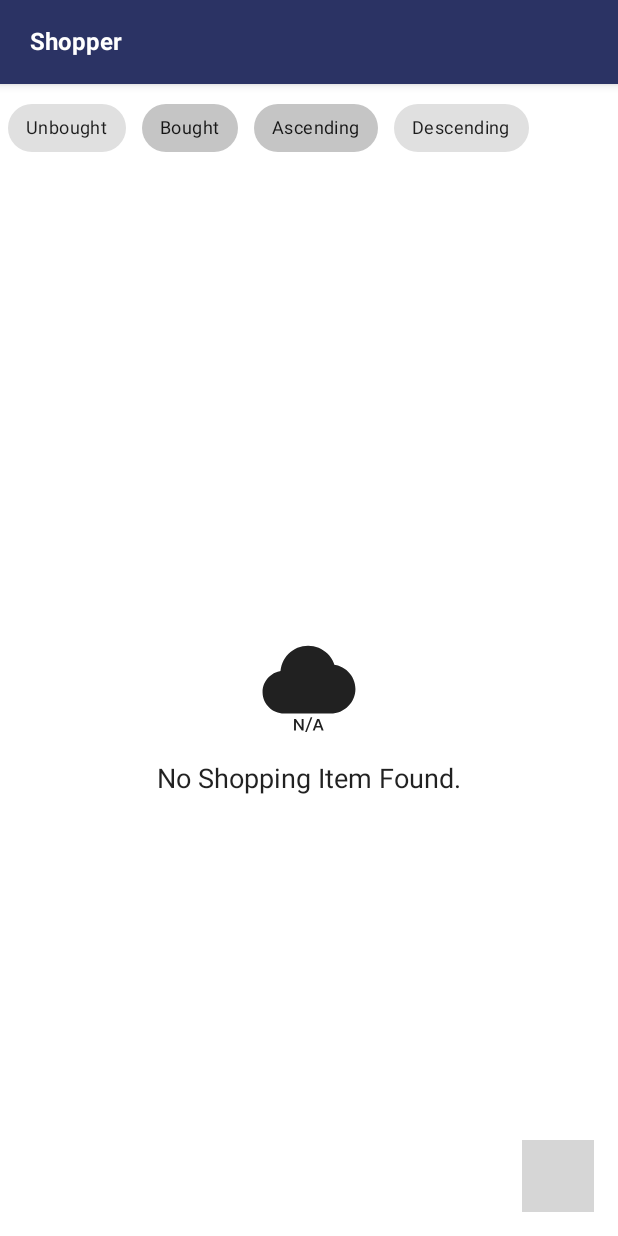
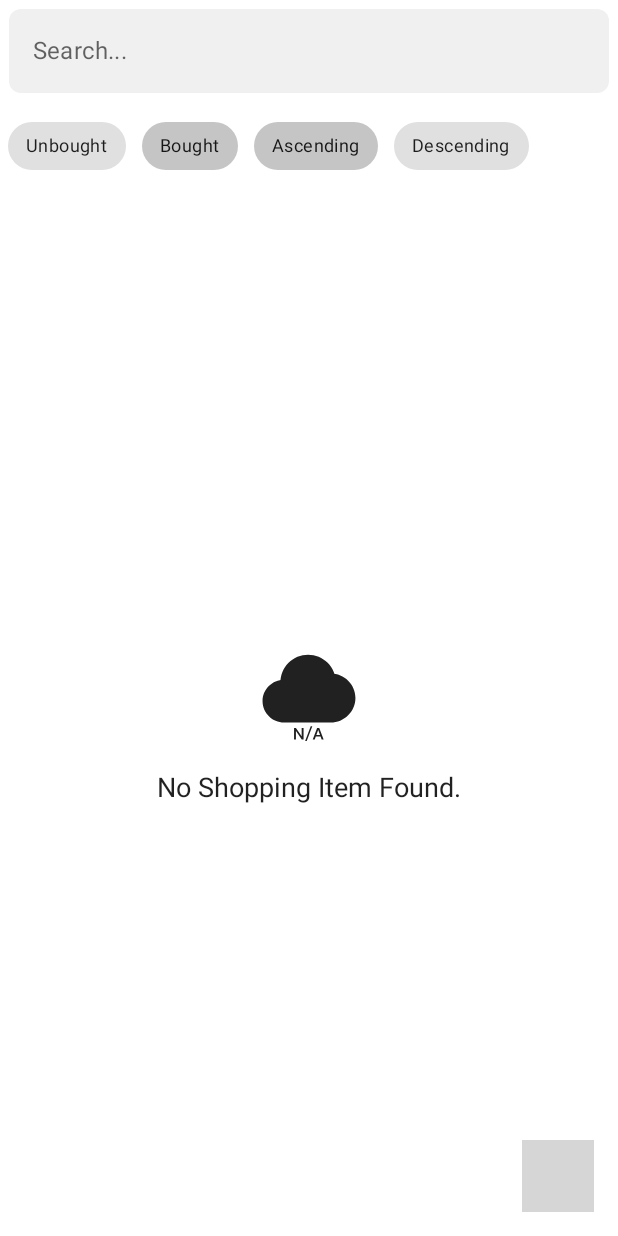
Before and after one commit to sahilk01/Shopper, an Android app built with Jetpack Compose: the composable ShoppingListScreen shown on its own in the app's theme, after a tap on "Bought", on a phone screen of 412 x 824 dp. Run offline under Robolectric (Android 15) with nearby library versions, the phone set to English and light mode, and no system bars; our stand-ins replace Dagger/Hilt's generated code, Room's generated code; libraries missing offline, so code that uses them is left out: com.ramcosta.composedestinations; 3 statements that could not run were skipped; 3 other taps on this screen came first; grey boxes are pictures that could not be loaded.

Commit message:
created Search feature with all the filter/sort retention

```diff
--- a/app/src/main/java/com/example/shopper/composables/ShopperToolbar.kt
+++ b/app/src/main/java/com/example/shopper/composables/ShopperToolbar.kt
@@ -6,18 +6,13 @@ import androidx.compose.foundation.clickable
 import androidx.compose.foundation.indication
 import androidx.compose.foundation.interaction.InteractionSource
 import androidx.compose.foundation.interaction.MutableInteractionSource
-import androidx.compose.foundation.layout.PaddingValues
-import androidx.compose.foundation.layout.RowScope
-import androidx.compose.foundation.layout.padding
-import androidx.compose.foundation.layout.size
+import androidx.compose.foundation.layout.*
 import androidx.compose.foundation.shape.CircleShape
-import androidx.compose.material.Icon
-import androidx.compose.material.MaterialTheme
-import androidx.compose.material.Text
-import androidx.compose.material.TopAppBar
+import androidx.compose.material.*
 import androidx.compose.material.ripple.rememberRipple
 import androidx.compose.runtime.Composable
 import androidx.compose.runtime.remember
+import androidx.compose.ui.Alignment
 import androidx.compose.ui.Modifier
 import androidx.compose.ui.draw.clip
 import androidx.compose.ui.graphics.Color
@@ -27,6 +22,7 @@ import androidx.compose.ui.text.TextStyle
 import androidx.compose.ui.text.font.FontWeight
 import androidx.compose.ui.unit.dp
 import com.example.shopper.R
+import com.example.shopper.model.Option
 import com.example.shopper.ui.theme.White
 import com.ramcosta.composedestinations.navigation.DestinationsNavigator
 
@@ -37,12 +33,21 @@ fun ShopperToolbar(
     enableBackButton: Boolean = false,
     onBackClick: () -> Unit = {},
     navigator: DestinationsNavigator? = null,
+    options: List<Option>? = null,
     content: @Composable RowScope.() -> Unit = {}
 ) {
     TopAppBar(
         modifier = modifier,
         backgroundColor = MaterialTheme.colors.primaryVariant,
-        contentPadding = PaddingValues(horizontal = 20.dp)
+        contentPadding = PaddingValues(horizontal = 20.dp),
+    ) {
+        Row(
+            modifier = Modifier.fillMaxWidth(),
+            horizontalArrangement = Arrangement.SpaceBetween,
+            verticalAlignment = Alignment.CenterVertically
+        ) {
+            Row(
+                verticalAlignment = Alignment.CenterVertically
             ) {
                 if (enableBackButton) {
                     Icon(
@@ -61,6 +66,25 @@ fun ShopperToolbar(
                     )
                 }
                 Text(text = title, fontWeight = FontWeight.Bold, color = White)
+            }
+            Row(
+                modifier = Modifier
+            ) {
+                options?.forEach { option ->
+                    IconButton(
+                        onClick = {
+                            option.onClick(option.optionType)
+                        }
+                    ) {
+                        Icon(
+                            painter = painterResource(id = option.icon),
+                            contentDescription = "option icon",
+                            tint = White
+                        )
+                    }
+                }
+            }
+        }
         content()
     }
 }
--- /dev/null
+++ b/app/src/main/java/com/example/shopper/model/Option.kt
@@ -0,0 +1,26 @@
+package com.example.shopper.model
+
+import androidx.annotation.DrawableRes
+import androidx.compose.ui.graphics.painter.Painter
+import com.example.shopper.R
+
+data class Option(
+    @DrawableRes
+    val icon: Int,
+    val optionType: String,
+    val onClick: (String) -> Unit,
+) {
+    companion object {
+        fun getShoppingListOptions(onSearchClick: (String) -> Unit): List<Option> = listOf(
+            Option(
+                icon = R.drawable.search,
+                optionType = OptionType.Search,
+                onClick = onSearchClick
+            )
+        )
+    }
+}
+
+object OptionType {
+    const val Search = "search"
+}
--- a/app/src/main/java/com/example/shopper/model/datasource/ShoppingDbDataSource.kt
+++ b/app/src/main/java/com/example/shopper/model/datasource/ShoppingDbDataSource.kt
@@ -2,6 +2,7 @@ package com.example.shopper.model.datasource
 
 import com.example.shopper.model.Filter
 import com.example.shopper.model.FilterAction
+import com.example.shopper.model.Sort
 import com.example.shopper.model.Sorting
 import com.example.shopper.model.db.entity.ShoppingItem
 import com.example.shopper.model.db.ShoppingItemDao
@@ -48,4 +49,13 @@ class ShoppingDbDataSource @Inject constructor(
             shoppingItemDao.getBoughtSortedItems(sorting)
         }
     }
+
+    override suspend fun searchShoppingList(
+        searchQuery: String,
+        selectedFilter: FilterAction?,
+        selectedSorting: Sorting?
+    ): Flow<List<ShoppingItem>> {
+        return shoppingItemDao.search(searchQuery, selectedFilter?.ordinal, selectedSorting?.value)
+    }
+
 }
--- a/app/src/main/java/com/example/shopper/model/datasource/ShoppingItemDataSource.kt
+++ b/app/src/main/java/com/example/shopper/model/datasource/ShoppingItemDataSource.kt
@@ -1,6 +1,7 @@
 package com.example.shopper.model.datasource
 
 import com.example.shopper.model.FilterAction
+import com.example.shopper.model.Sort
 import com.example.shopper.model.Sorting
 import com.example.shopper.model.db.entity.ShoppingItem
 import kotlinx.coroutines.flow.Flow
@@ -41,4 +42,7 @@ interface ShoppingItemDataSource {
      */
 
     suspend fun filterShoppingList(filter: FilterAction, sorting: Int = Sorting.Ascending.value): Flow<List<ShoppingItem>>
+
+
+    suspend fun searchShoppingList(searchQuery: String, selectedFilter: FilterAction? = null, selectedSorting: Sorting? = null): Flow<List<ShoppingItem>>
 }
--- a/app/src/main/java/com/example/shopper/model/db/ShoppingItemDao.kt
+++ b/app/src/main/java/com/example/shopper/model/db/ShoppingItemDao.kt
@@ -1,8 +1,11 @@
 package com.example.shopper.model.db
 
 import androidx.room.*
+import com.example.shopper.model.FilterAction
+import com.example.shopper.model.Sort
 import com.example.shopper.model.db.entity.ShoppingItem
 import kotlinx.coroutines.flow.Flow
+import java.util.logging.Filter
 
 @Dao
 interface ShoppingItemDao {
@@ -21,20 +24,37 @@ interface ShoppingItemDao {
     @Query("SELECT * FROM ${ShoppingItem.TABLE_NAME}")
     fun getAll(): Flow<List<ShoppingItem>>
 
-    @Query("SELECT * FROM ${ShoppingItem.TABLE_NAME} ORDER BY " +
-            "CASE WHEN :isAscending = 1 THEN name END ASC, " +
-            "CASE WHEN :isAscending = 2 THEN name END DESC")
+    @Query(
+        "SELECT * FROM ${ShoppingItem.TABLE_NAME} ORDER BY " +
+                "CASE WHEN :isAscending = 1 THEN name END ASC, " +
+                "CASE WHEN :isAscending = 2 THEN name END DESC"
+    )
     fun getSortedItemsByName(isAscending: Int): Flow<List<ShoppingItem>>
 
-    @Query("SELECT * FROM ${ShoppingItem.TABLE_NAME} WHERE is_bought=1 ORDER BY " +
-            "CASE WHEN :isAscending = 1 THEN name END ASC, " +
-            "CASE WHEN :isAscending = 2 THEN name END DESC")
+    @Query(
+        "SELECT * FROM ${ShoppingItem.TABLE_NAME} WHERE is_bought=1 ORDER BY " +
+                "CASE WHEN :isAscending = 1 THEN name END ASC, " +
+                "CASE WHEN :isAscending = 2 THEN name END DESC"
+    )
     fun getBoughtSortedItems(isAscending: Int): Flow<List<ShoppingItem>>
 
-    @Query("SELECT * FROM ${ShoppingItem.TABLE_NAME} WHERE is_bought=0 ORDER BY " +
-            "CASE WHEN :isAscending = 1 THEN name END ASC, " +
-            "CASE WHEN :isAscending = 2 THEN name END DESC")
+    @Query(
+        "SELECT * FROM ${ShoppingItem.TABLE_NAME} WHERE is_bought=0 ORDER BY " +
+                "CASE WHEN :isAscending = 1 THEN name END ASC, " +
+                "CASE WHEN :isAscending = 2 THEN name END DESC"
+    )
     fun getUnBoughtSortedItems(isAscending: Int): Flow<List<ShoppingItem>>
+
+
+    @Query(
+        "SELECT * FROM ${ShoppingItem.TABLE_NAME} WHERE name LIKE '%' || :searchQuery || '%' " +
+                "AND is_bought=:filter " +
+                "OR description LIKE '%' || :searchQuery || '%' " +
+                "AND is_bought=:filter ORDER BY " +
+                "CASE WHEN :sort = 1 THEN name END ASC, " +
+                "CASE WHEN :sort = 2 THEN name END DESC"
+    )
+    fun search(searchQuery: String, filter: Int?, sort: Int?): Flow<List<ShoppingItem>>
 
     @Query("SELECT * FROM ${ShoppingItem.TABLE_NAME} WHERE id=:id")
     fun getByID(id: Int): Flow<ShoppingItem>
--- a/app/src/main/java/com/example/shopper/model/repository/shoppingList/ShoppingListRepositoryImpl.kt
+++ b/app/src/main/java/com/example/shopper/model/repository/shoppingList/ShoppingListRepositoryImpl.kt
@@ -2,6 +2,8 @@ package com.example.shopper.model.repository.shoppingList
 
 import com.example.shopper.model.Filter
 import com.example.shopper.model.FilterAction
+import com.example.shopper.model.Sort
+import com.example.shopper.model.Sorting
 import com.example.shopper.model.db.entity.ShoppingItem
 import com.example.shopper.model.datasource.ShoppingDbDataSource
 import com.example.shopper.model.datasource.ShoppingItemDataSource
@@ -49,4 +51,19 @@ class ShoppingListRepositoryImpl @Inject constructor(
         }
         return null
     }
+
+    override suspend fun searchShoppingList(
+        searchQuery: String,
+        selectedFilter: FilterAction?,
+        selectedSorting: Sorting?
+    ): Flow<List<ShoppingItem>>? {
+        dataSources.forEach { shoppingItemDataSource ->
+            if (shoppingItemDataSource is ShoppingDbDataSource) {
+                return shoppingItemDataSource.searchShoppingList(searchQuery, selectedFilter, selectedSorting)
+            } else {
+                shoppingItemDataSource.searchShoppingList(searchQuery, selectedFilter, selectedSorting)
+            }
+        }
+        return null
+    }
 }
--- a/app/src/main/java/com/example/shopper/veiwModel/ShoppingListViewModel.kt
+++ b/app/src/main/java/com/example/shopper/veiwModel/ShoppingListViewModel.kt
@@ -39,6 +39,8 @@ class ShoppingListViewModel @Inject constructor(
 
     private val _showEmptyLayout = MutableStateFlow(false)
     val showEmptyLayout get() = _showEmptyLayout.asStateFlow()
+
+    private var searchQuery: String? = null
 
     fun setSelectedShopping(selectedShoppingItem: ShoppingItem) {
         this.selectedShoppingItem = selectedShoppingItem
@@ -96,8 +98,7 @@ class ShoppingListViewModel @Inject constructor(
         this.selectedSort = sorting
         if (updateInUi) updateFiltersInUi(selectedFilter)
         dataJob = viewModelScope.launch {
-            shoppingListRepository.filterShoppingList(selectedFilter, sorting.value)?.collect { shoppingList ->
-                logD("This is the return after $shoppingList")
+            shoppingListRepository.searchShoppingList(searchQuery.orEmpty(), selectedFilter, sorting)?.collect { shoppingList ->
                 _fullShoppingList.emit(shoppingList)
                 _showEmptyLayout.emit(shoppingList.isEmpty())
             }
@@ -125,7 +126,7 @@ class ShoppingListViewModel @Inject constructor(
         this.selectedSort = sorting
         updateSortInUi(sorting)
         dataJob = viewModelScope.launch {
-            shoppingListRepository.filterShoppingList(selectedFilter, sorting.value)?.collect { shoppingList ->
+            shoppingListRepository.searchShoppingList(searchQuery.orEmpty(), selectedFilter, sorting)?.collect { shoppingList ->
                 _fullShoppingList.emit(shoppingList)
                 _showEmptyLayout.emit(shoppingList.isEmpty())
             }
@@ -147,4 +148,15 @@ class ShoppingListViewModel @Inject constructor(
         }
     }
 
+    fun search(searchQuery: String) {
+        this.searchQuery = searchQuery
+        dataJob?.cancel()
+        dataJob = viewModelScope.launch {
+            shoppingListRepository.searchShoppingList(searchQuery, selectedFilter, selectedSort)?.collect { shoppingList ->
+                _fullShoppingList.emit(shoppingList)
+                _showEmptyLayout.emit(shoppingList.isEmpty())
+            }
+        }
+    }
+
 }
--- a/app/src/main/java/com/example/shopper/view/shoppingList/ShoppingListScreen.kt
+++ b/app/src/main/java/com/example/shopper/view/shoppingList/ShoppingListScreen.kt
@@ -2,20 +2,22 @@
 
 package com.example.shopper.view.shoppingList
 
+import androidx.activity.compose.BackHandler
 import androidx.compose.foundation.layout.Column
 import androidx.compose.foundation.layout.Row
 import androidx.compose.foundation.layout.Spacer
 import androidx.compose.foundation.layout.padding
 import androidx.compose.foundation.lazy.LazyRow
 import androidx.compose.material.*
-import androidx.compose.runtime.Composable
-import androidx.compose.runtime.collectAsState
-import androidx.compose.runtime.rememberCoroutineScope
+import androidx.compose.runtime.*
 import androidx.compose.ui.Modifier
 import androidx.compose.ui.unit.dp
 import androidx.hilt.navigation.compose.hiltViewModel
 import com.example.shopper.R
 import com.example.shopper.composables.*
+import com.example.shopper.model.Option
+import com.example.shopper.model.OptionType
+import com.example.shopper.util.logD
 import com.example.shopper.veiwModel.ShoppingListViewModel
 import com.example.shopper.view.destinations.AddShoppingItemScreenDestination
 import com.example.shopper.view.shoppingItemOptions.OptionsBottomSheet
@@ -40,6 +42,9 @@ fun ShoppingListScreen(
     val showEmptyLayout = shoppingListViewModel.showEmptyLayout.collectAsState()
     val filters = shoppingListViewModel.filter.collectAsState()
     val sortings = shoppingListViewModel.sortings.collectAsState()
+    var showSearch by remember {
+        mutableStateOf(false)
+    }
 
     ShopperBottomSheetLayout(
         sheetState = sheetState,
@@ -58,7 +63,25 @@ fun ShoppingListScreen(
         }) {
         Scaffold(
             topBar = {
-                ShopperToolbar()
+                if (showSearch) {
+                    SearchField(
+                        onSearch = { searchQuery ->
+                        logD("Search Item => $searchQuery")
+                            shoppingListViewModel.search(searchQuery)
+                    })
+
+                    BackHandler(showSearch) {
+                        showSearch = false
+                    }
+                } else {
+                    ShopperToolbar(options = Option.getShoppingListOptions { optionType ->
+                        when(optionType) {
+                            OptionType.Search -> {
+                                showSearch = true
+                            }
+                        }
+                    })
+                }
             },
             floatingActionButton = {
                 ShopperFAB(icon = R.drawable.add,
@@ -72,20 +95,15 @@ fun ShoppingListScreen(
             ) {
 
                 Row {
-//                    item {
                         FilterOptions(
                             filters = filters.value,
                             onFilterSelected = { selectedFilter ->
                                 shoppingListViewModel.applyFilter(selectedFilter.filterType)
                             })
 
-
-//                    }
-//                    item {
                         SortingOptions(sortings = sortings.value, onSortSelected = { selectedSort ->
                             shoppingListViewModel.applySort(selectedSort.type)
                         })
-//                    }
                 }
                 Spacer(modifier = Modifier.padding(top = 16.dp))
                 ShoppingList(
--- /dev/null
+++ b/app/src/main/res/drawable/search.xml
@@ -0,0 +1,5 @@
+<vector android:height="24dp" android:tint="#000000"
+    android:viewportHeight="24" android:viewportWidth="24"
+    android:width="24dp" xmlns:android="http://schemas.android.com/apk/res/android">
+    <path android:fillColor="@android:color/white" android:pathData="M15.5,14h-0.79l-0.28,-0.27C15.41,12.59 16,11.11 16,9.5 16,5.91 13.09,3 9.5,3S3,5.91 3,9.5 5.91,16 9.5,16c1.61,0 3.09,-0.59 4.23,-1.57l0.27,0.28v0.79l5,4.99L20.49,19l-4.99,-5zM9.5,14C7.01,14 5,11.99 5,9.5S7.01,5 9.5,5 14,7.01 14,9.5 11.99,14 9.5,14z"/>
+</vector>
```
Also changed, not shown: app/src/main/java/com/example/shopper/composables/SearchField.kt (added, +48 -0 lines), app/src/main/java/com/example/shopper/model/repository/shoppingList/ShoppingListRepository.kt (+8 -0 lines). Lines whose indentation alone changed are shown as unchanged.
